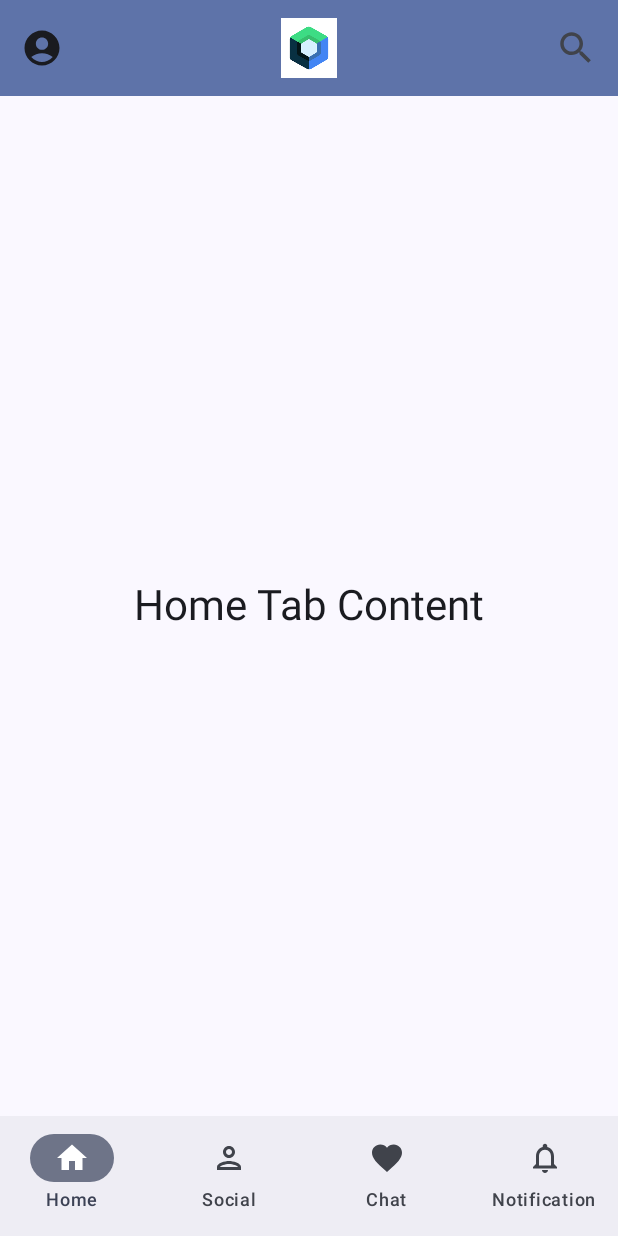
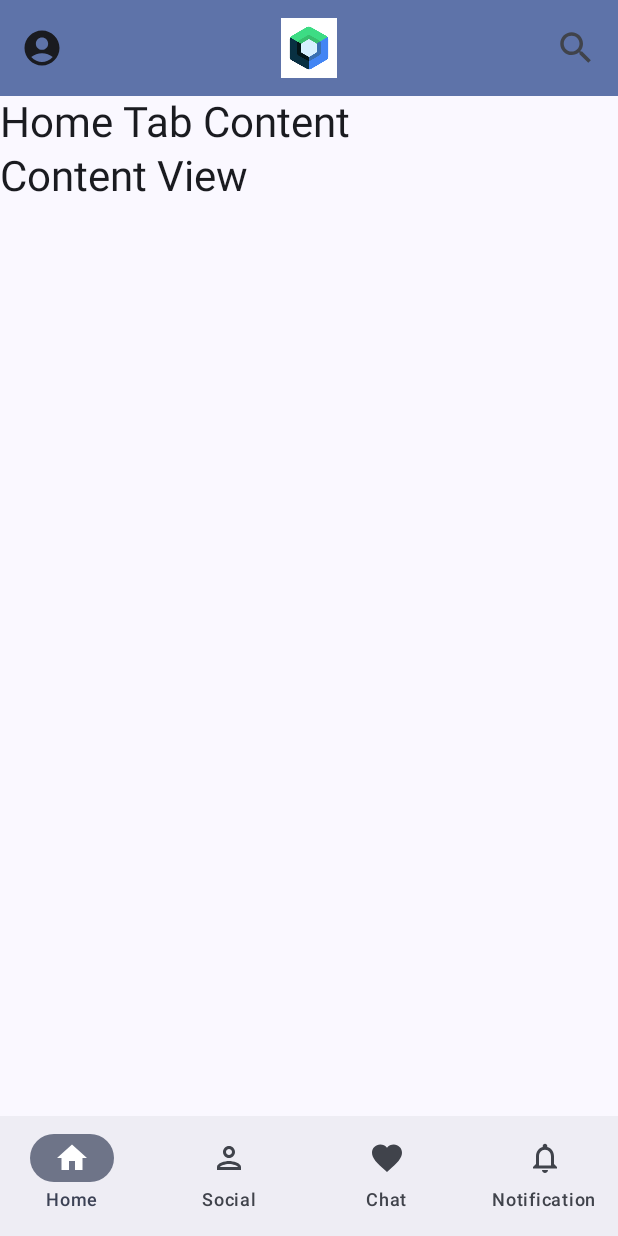
Before and after one commit to shreyashp47/Simple-Jetpack-Compose, an Android app built with Jetpack Compose: the MainScreen screen opened through its navigation route, on a phone screen of 412 x 824 dp. Run offline under Robolectric (Android 15) with nearby library versions, the phone set to English and light mode, and no system bars; our stand-ins replace Dagger/Hilt's generated code.

Commit message:
UI changes

```diff
--- /dev/null
+++ b/app/src/main/java/com/shreyash/simplecompose/presentation/customviews/ContentView.kt
@@ -0,0 +1,26 @@
+package com.shreyash.simplecompose.presentation.customviews
+
+import androidx.annotation.ContentView
+import androidx.compose.foundation.layout.Box
+import androidx.compose.foundation.layout.fillMaxSize
+import androidx.compose.material3.MaterialTheme
+import androidx.compose.material3.Text
+import androidx.compose.runtime.Composable
+import androidx.compose.ui.Alignment
+import androidx.compose.ui.Modifier
+import androidx.compose.ui.tooling.preview.Preview
+
+@Composable
+fun ContentView() {
+    Box(
+        modifier = Modifier.fillMaxSize(),
+    ) {
+        Text("Content View", style = MaterialTheme.typography.headlineMedium)
+    }
+}
+
+@Preview(showBackground = true)
+@Composable
+fun PreviewContentView() {
+    ContentView()
+}
--- a/app/src/main/java/com/shreyash/simplecompose/presentation/home/tabs/HomeTabScreen.kt
+++ b/app/src/main/java/com/shreyash/simplecompose/presentation/home/tabs/HomeTabScreen.kt
@@ -1,21 +1,23 @@
 package com.shreyash.simplecompose.presentation.home.tabs
 
-import androidx.compose.foundation.layout.Box
+import androidx.compose.foundation.layout.Column
 import androidx.compose.foundation.layout.fillMaxSize
 import androidx.compose.material3.MaterialTheme
 import androidx.compose.material3.Text
 import androidx.compose.runtime.Composable
-import androidx.compose.ui.Alignment
 import androidx.compose.ui.Modifier
 import androidx.compose.ui.tooling.preview.Preview
+import com.shreyash.simplecompose.presentation.customviews.ContentView
 
 @Composable
 fun HomeTabScreen() {
-    Box(
-        modifier = Modifier.fillMaxSize(),
-        contentAlignment = Alignment.Center
+    Column(
+        modifier = Modifier
+            .fillMaxSize(),
     ) {
         Text("Home Tab Content", style = MaterialTheme.typography.headlineMedium)
+        ContentView()
+
     }
 }
 
```
